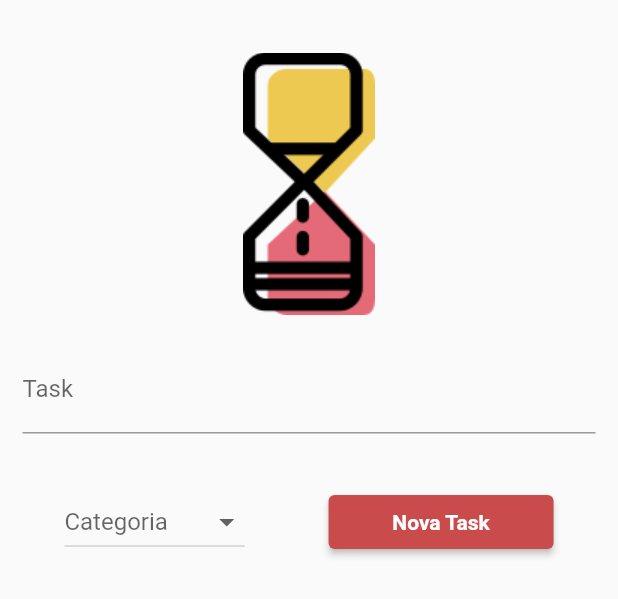
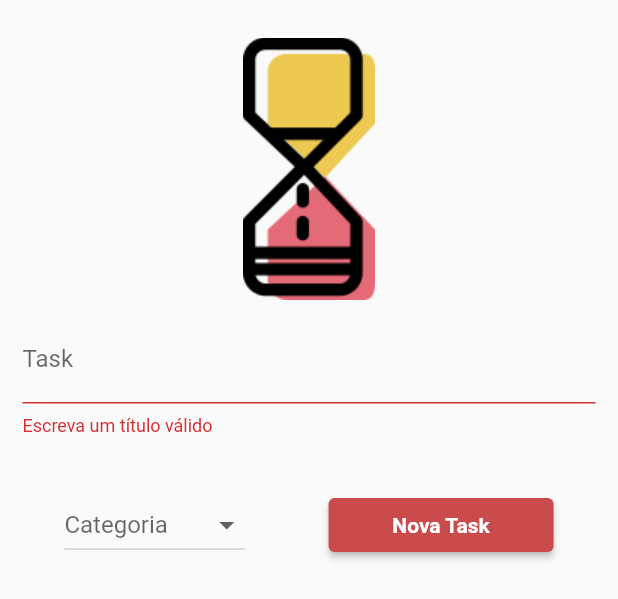
Before and after one commit to gabriel-kohler/app-organizacao-pessoal-e-produtividade, a Flutter app: the AddTaskForm widget shown alone on an empty page, opened directly with empty values, after a tap on "Nova Task", on a phone screen of 412 x 824 dp. Shown: the top 599 px of the screen. Run offline on Flutter 3.47's test engine with Material 2 defaults, Android fonts, the phone set to English and light mode, and no system bars; Roboto replaces fonts that are missing (Poppins).

Commit message:
update (validações input e outros)
-textfield de addtasks agora é um textformfield

-validação input do textformfield de addtasks adicionada

-validação de categoria não selecionada adicionada

-responsividade da tela homepage solucionada

```diff
--- a/lib/components/add_task_form.dart
+++ b/lib/components/add_task_form.dart
@@ -16,11 +16,16 @@ class AddTaskForm extends StatefulWidget {
 
 class _AddTaskFormState extends State<AddTaskForm> {
   final _titleController = TextEditingController();
-  List<DropdownMenuItem<Category>> _dropdownMenuItems;
+  GlobalKey<FormState> _form = GlobalKey();
   Category _selectedCategory;
   List<Category> _categories;
 
   _submitForm(String categoryId) {
+    if (!_form.currentState.validate()) {
+      return;
+    }
+    _form.currentState.save();
+
     final title = _titleController.text;
     widget.addTaskFunction(title, categoryId);
     Navigator.of(context).pop();
@@ -48,15 +53,23 @@ class _AddTaskFormState extends State<AddTaskForm> {
           child: Column(children: [
             Container(
               padding: EdgeInsets.symmetric(
-                vertical: 20,
+                vertical: 10,
               ),
               child: Image.asset('assets/img/img3.png'),
             ),
-            TextField(
-              autocorrect: true,
-              controller: _titleController,
-              onSubmitted: (_) {},
-              decoration: const InputDecoration(labelText: 'Task'),
+            Form(
+              key: _form,
+              child: TextFormField(
+                autocorrect: true,
+                controller: _titleController,
+                decoration: InputDecoration(labelText: 'Task'),
+                validator: (value) {
+                  if (value == null || value.isEmpty) {
+                    return 'Escreva um título válido';
+                  }
+                  return null;
+                },
+              ),
             ),
             SizedBox(height: 20),
             Row(
@@ -80,8 +93,14 @@ class _AddTaskFormState extends State<AddTaskForm> {
                       vertical: 15,
                     ),
                     child: ElevatedButton(
-                      onPressed: () =>
-                          _submitForm(_selectedCategory.categoryId),
+                      onPressed: () {
+                        //if the user does not select a category for the new task, the new task will be added
+                        //the first category in the category list, in this case being the "geral" category.
+                        if (_selectedCategory == null) {
+                          _selectedCategory = _categories[0];
+                        }
+                        _submitForm(_selectedCategory.categoryId);
+                      },
                       child: Text(
                         'Nova Task',
                         style: TextStyle(
--- a/lib/providers/task_provider.dart
+++ b/lib/providers/task_provider.dart
@@ -110,6 +110,7 @@ class TaskProvider with ChangeNotifier {
       idCategory: categoryId,
       titleTask: title,
     );
+
     _itens.add(newTask);
     notifyListeners();
   }
--- a/lib/screens/homepage_screen.dart
+++ b/lib/screens/homepage_screen.dart
@@ -23,7 +23,7 @@ class HomePageScreen extends StatelessWidget {
               clipper: MyClipper(),
               child: Container(
                 padding: EdgeInsets.only(left: 40, top: 50, right: 20),
-                height: 350,
+                height: _size.height * 0.5,
                 width: double.infinity,
                 decoration: BoxDecoration(
                   gradient: LinearGradient(
@@ -85,7 +85,7 @@ class HomePageScreen extends StatelessWidget {
               ],
             ),
             Container(
-              height: _size.height * 0.4,
+              height: _size.height * 0.45,
               child: _taskList.isEmpty
                   ? Center(
                       child: Text(
```
